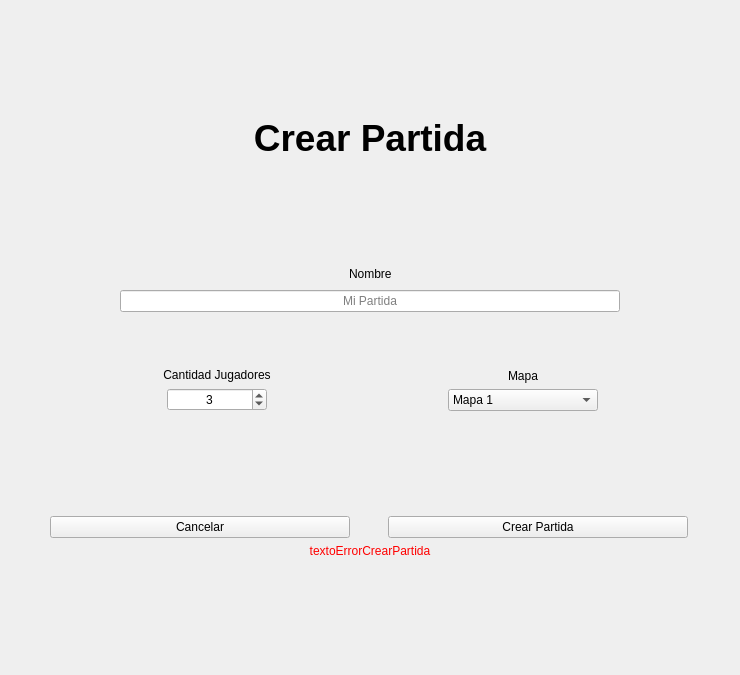
First picture: the form in src/lobby_client/mainwindow.ui, repository Hernandsv01/taller-grupal, before the edit.
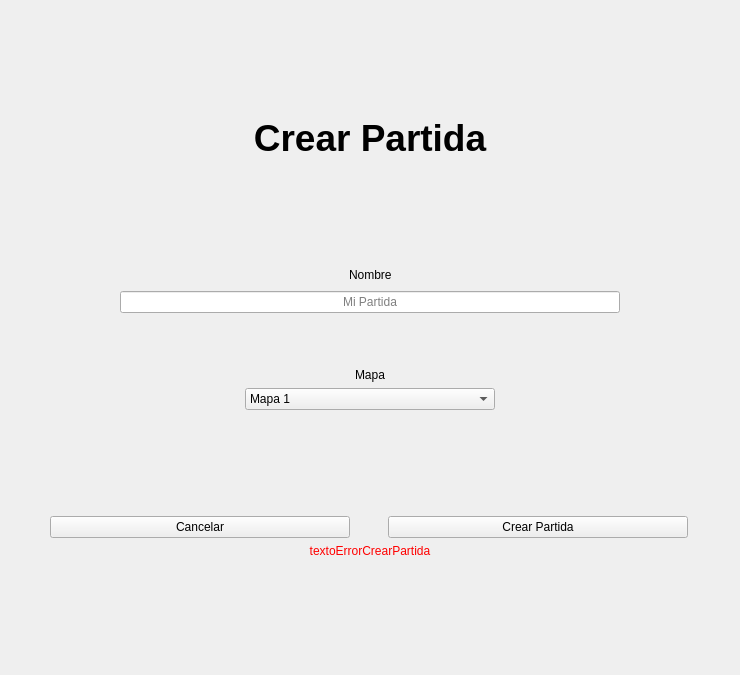
Second picture: the form after the edit. The open tabs and pages were chosen to show the change.

The edit to the form file:
```diff
--- a/src/lobby_client/mainwindow.ui
+++ b/src/lobby_client/mainwindow.ui
@@ -705,58 +705,6 @@
               </property>
              </spacer>
             </item>
-            <item>
-             <layout class="QVBoxLayout" name="verticalLayout_8">
-              <property name="leftMargin">
-               <number>0</number>
-              </property>
-              <item>
-               <widget class="QLabel" name="label_6">
-                <property name="minimumSize">
-                 <size>
-                  <width>300</width>
-                  <height>0</height>
-                 </size>
-                </property>
-                <property name="text">
-                 <string>Cantidad Jugadores</string>
-                </property>
-                <property name="alignment">
-                 <set>Qt::AlignCenter</set>
-                </property>
-               </widget>
-              </item>
-              <item>
-               <layout class="QHBoxLayout" name="horizontalLayout_10">
-                <property name="bottomMargin">
-                 <number>0</number>
-                </property>
-                <item>
-                 <widget class="QSpinBox" name="selectorCantidadJugadores">
-                  <property name="maximumSize">
-                   <size>
-                    <width>100</width>
-                    <height>16777215</height>
-                   </size>
-                  </property>
-                  <property name="alignment">
-                   <set>Qt::AlignCenter</set>
-                  </property>
-                  <property name="minimum">
-                   <number>1</number>
-                  </property>
-                  <property name="maximum">
-                   <number>10</number>
-                  </property>
-                  <property name="value">
-                   <number>3</number>
-                  </property>
-                 </widget>
-                </item>
-               </layout>
-              </item>
-             </layout>
-            </item>
             <item>
              <layout class="QVBoxLayout" name="verticalLayout_9">
               <property name="rightMargin">
@@ -790,7 +738,7 @@
                  <widget class="QComboBox" name="selectorMapa">
                   <property name="maximumSize">
                    <size>
-                    <width>150</width>
+                    <width>250</width>
                     <height>16777215</height>
                    </size>
                   </property>
```
Left out of the diff: 28 changed lines with no effect on the pictures.
